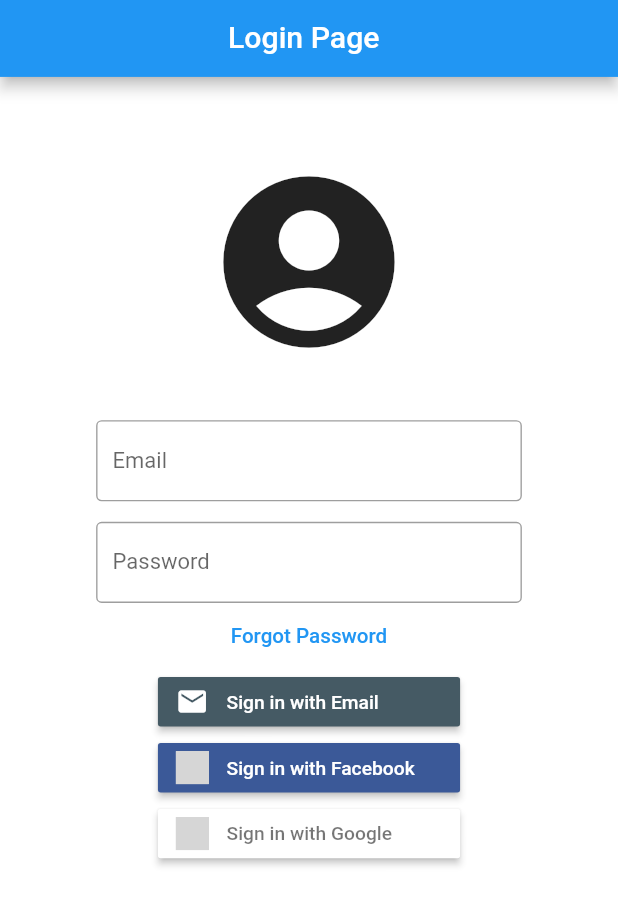
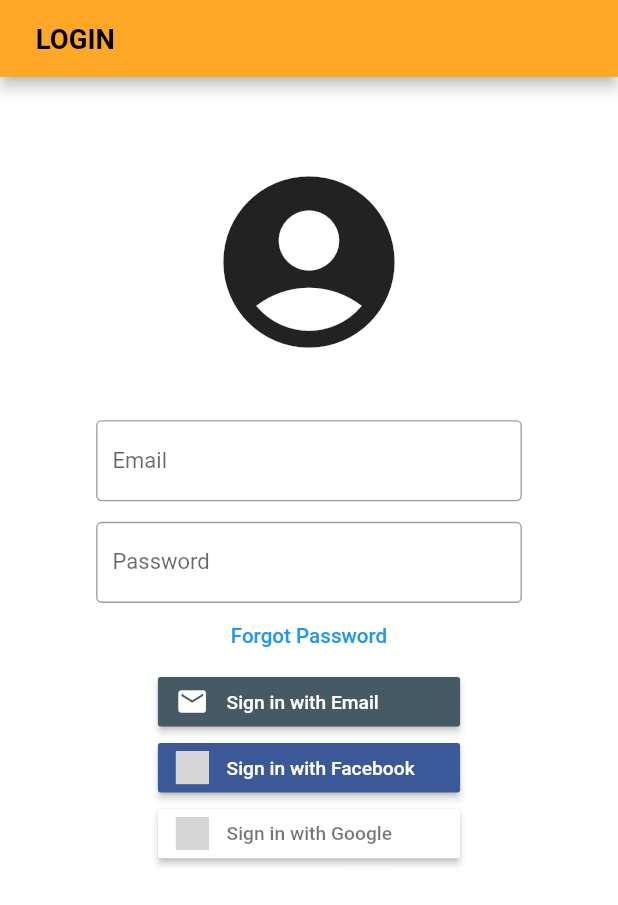
Before and after one commit to SRJ2910/YoMe, a Flutter app: the screen it shows after launch, on a phone screen of 412 x 824 dp. Shown: the top 905 px of the screen. Run offline on Flutter 3.47's test engine with Material 2 defaults, Android fonts, the phone set to English and light mode, and no system bars; our stand-ins replace flutter_signin_button, responsive_framework; grey boxes are pictures that could not be loaded.

Commit message:
final login&Profile page

```diff
--- a/lib/loginpage.dart
+++ b/lib/loginpage.dart
@@ -9,14 +9,19 @@ class Login extends StatefulWidget {
 class _LoginState extends State<Login> {
   @override
   Widget build(BuildContext context) {
-    return Scaffold(
+    return Container(
+      child: Scaffold(
         backgroundColor: Colors.white,
         appBar: AppBar(
           title: Padding(
-          padding: const EdgeInsets.all(150.0),
-          child: Text(
-            "Login Page",
-            textScaleFactor: 1.1,
+            padding: const EdgeInsets.all(10.0),
+            child: Text("LOGIN",
+                style: TextStyle(
+                    fontWeight: FontWeight.bold,
+                    fontSize: 20.0,
+                    // fontFamily: 'sans-serif-light',
+                    color: Colors.black)
+                // textScaleFactor: 1.1,
                 ),
           ),
         ),
@@ -99,6 +104,7 @@ class _LoginState extends State<Login> {
             ],
           ),
         ),
+      ),
     );
   }
 }
--- a/lib/main.dart
+++ b/lib/main.dart
@@ -10,7 +10,8 @@ void main() {
 class MyApp extends StatelessWidget {
   @override
   Widget build(BuildContext context) {
-    return MaterialApp(
+    return Container(
+      child: MaterialApp(
         builder: (context, widget) => ResponsiveWrapper.builder(
           BouncingScrollWrapper.builder(context, widget!),
           maxWidth: 1200,
@@ -26,12 +27,13 @@ class MyApp extends StatelessWidget {
           // background: Container(color: Color(0xFFF5F5F5))
         ),
         debugShowCheckedModeBanner: false,
-      // home: Login(),
+        theme: ThemeData(primaryColor: Colors.orange[400]),
         routes: {
           "/LoginPage": (context) => Login(),
           "/ProfilePage": (context) => ProfilePage(),
         },
         home: Login(),
+      ),
     );
   }
 }
```
Also changed, not shown: lib/profile.dart (+41 -31 lines). Lines whose indentation alone changed are shown as unchanged.
